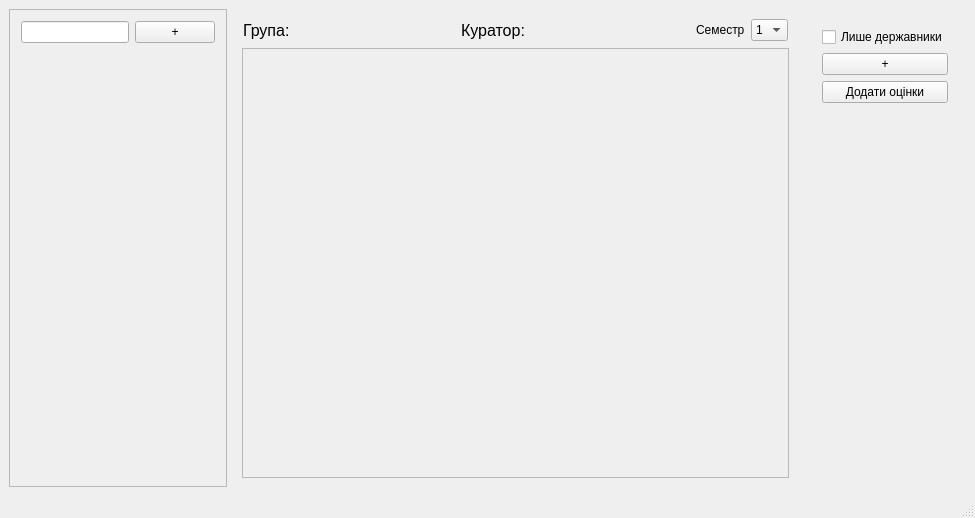
First picture: the form in Kursova_2/EducationProgressForms/educationprogressmainwindow.ui, repository zzvanyazz/Kursova_2, before the edit.
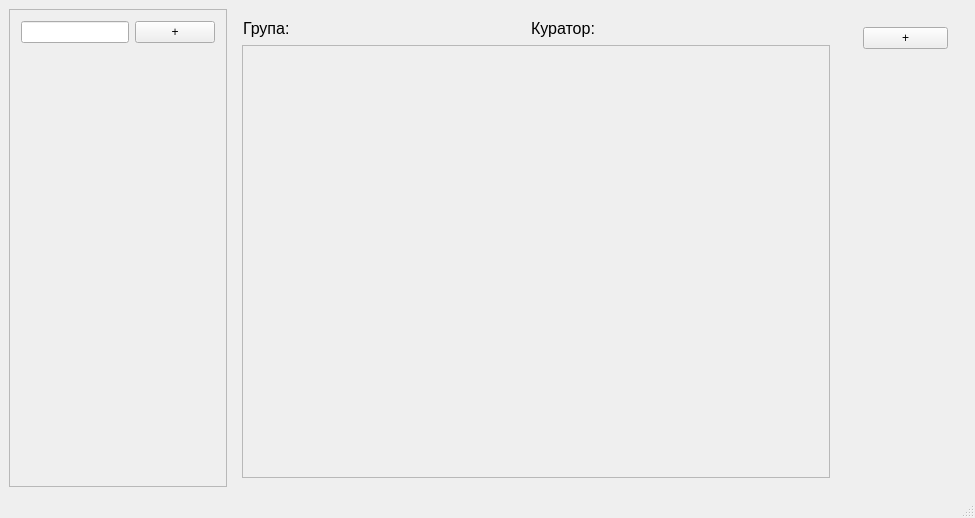
Second picture: the form after the edit.

```diff
--- a/Kursova_2/EducationProgressForms/educationprogressmainwindow.ui
+++ b/Kursova_2/EducationProgressForms/educationprogressmainwindow.ui
@@ -235,39 +235,6 @@
             </property>
            </widget>
           </item>
-          <item>
-           <widget class="QLabel" name="labelSemester">
-            <property name="sizePolicy">
-             <sizepolicy hsizetype="Maximum" vsizetype="Preferred">
-              <horstretch>0</horstretch>
-              <verstretch>0</verstretch>
-             </sizepolicy>
-            </property>
-            <property name="text">
-             <string>Семестр</string>
-            </property>
-           </widget>
-          </item>
-          <item>
-           <widget class="QComboBox" name="comboBoxSemester">
-            <property name="sizePolicy">
-             <sizepolicy hsizetype="Maximum" vsizetype="Fixed">
-              <horstretch>0</horstretch>
-              <verstretch>0</verstretch>
-             </sizepolicy>
-            </property>
-            <item>
-             <property name="text">
-              <string>1</string>
-             </property>
-            </item>
-            <item>
-             <property name="text">
-              <string>2</string>
-             </property>
-            </item>
-           </widget>
-          </item>
          </layout>
         </widget>
        </item>
@@ -281,8 +248,8 @@
            <rect>
             <x>0</x>
             <y>0</y>
-            <width>548</width>
-            <height>399</height>
+            <width>586</width>
+            <height>411</height>
            </rect>
           </property>
           <layout class="QVBoxLayout" name="verticalLayout_5">
@@ -342,19 +309,6 @@
        <item>
         <widget class="QWidget" name="FunctionalPanel" native="true">
          <layout class="QVBoxLayout" name="verticalLayout_4">
-          <item>
-           <widget class="QCheckBox" name="CheckFormOfEducation">
-            <property name="sizePolicy">
-             <sizepolicy hsizetype="Minimum" vsizetype="Fixed">
-              <horstretch>0</horstretch>
-              <verstretch>0</verstretch>
-             </sizepolicy>
-            </property>
-            <property name="text">
-             <string>Лише державники</string>
-            </property>
-           </widget>
-          </item>
           <item>
            <widget class="QPushButton" name="ButtonShowAddWindow2">
             <property name="text">
@@ -362,13 +316,6 @@
             </property>
            </widget>
           </item>
-          <item>
-           <widget class="QPushButton" name="ButtonShowInpuMarksForm">
-            <property name="text">
-             <string>Додати оцінки</string>
-            </property>
-           </widget>
-          </item>
          </layout>
         </widget>
        </item>
```
Left out of the diff: 4 changed lines with no effect on the pictures.
